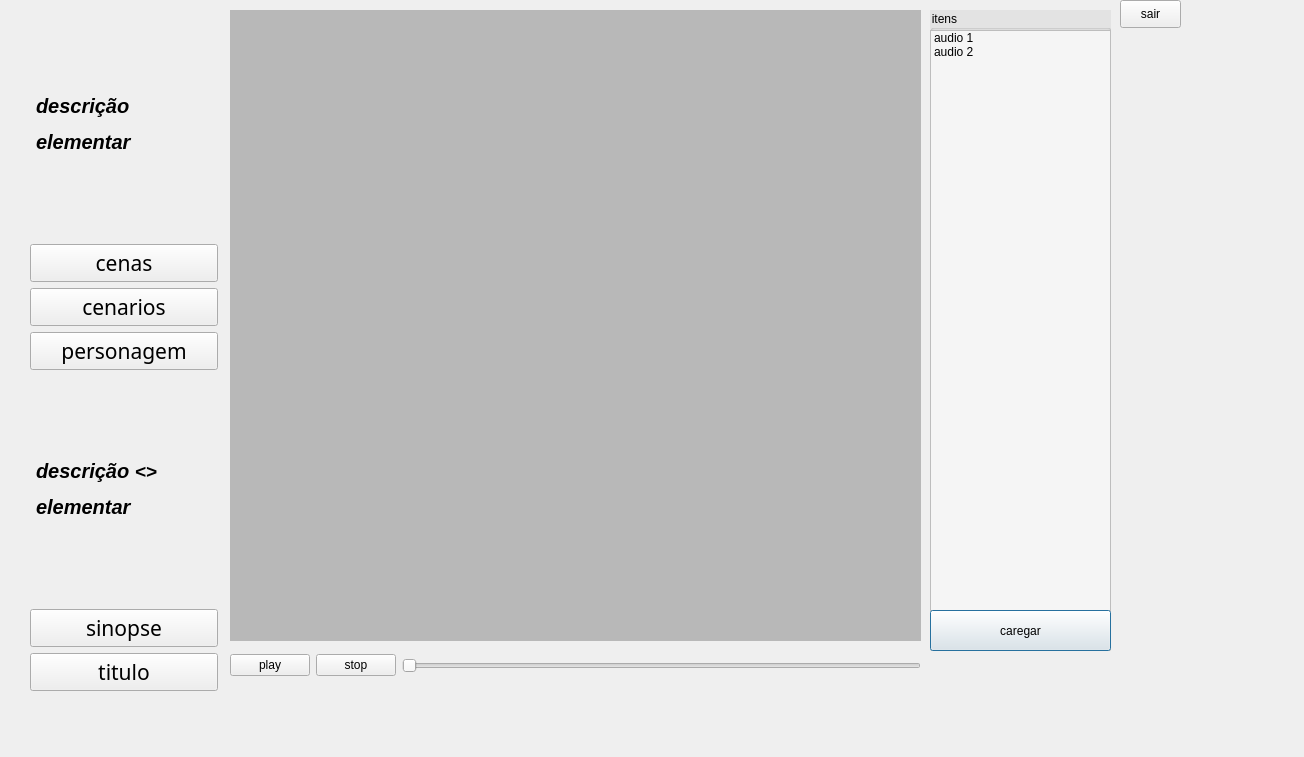
This is src/form/janela1.ui in lucasrm148/audiodescricao as Qt 5 draws it before an edit. The edited form follows.
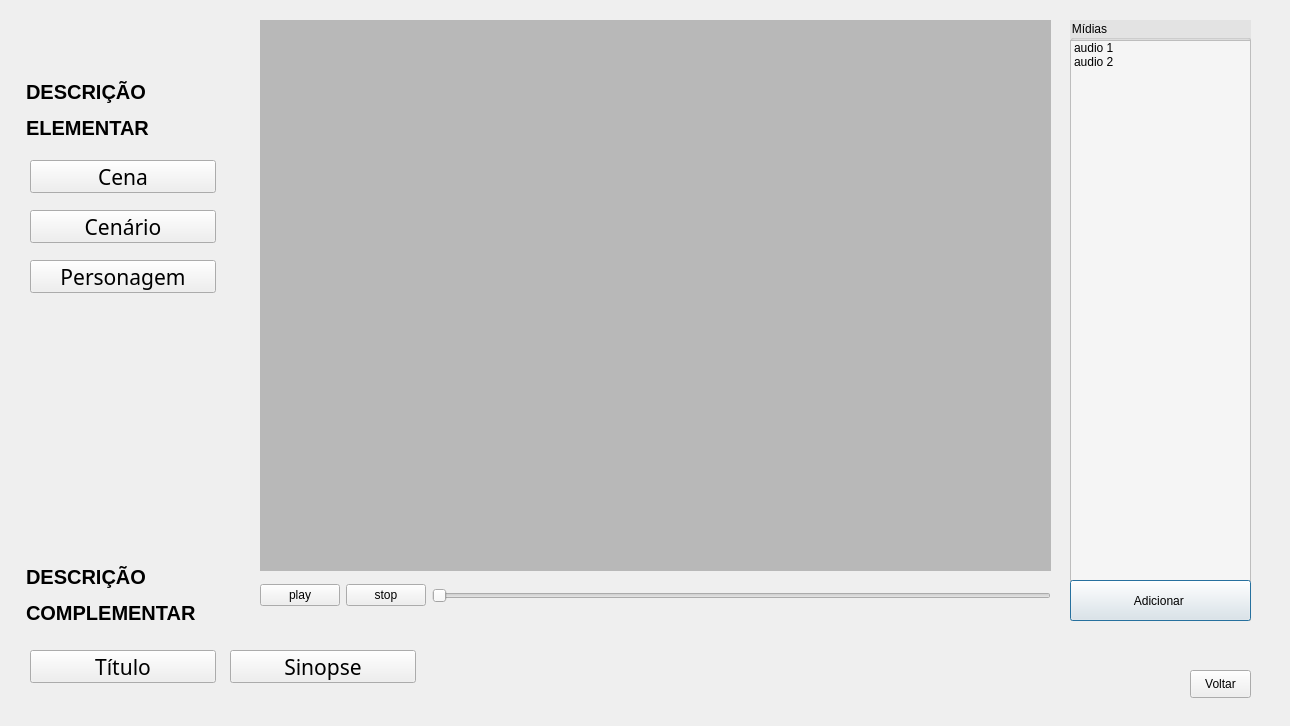
This is the edited form.

Commit message: Arrumando interfaces

What changed in the file:
```diff
--- a/src/form/janela1.ui
+++ b/src/form/janela1.ui
@@ -6,8 +6,8 @@
    <rect>
     <x>0</x>
     <y>0</y>
-    <width>1304</width>
-    <height>757</height>
+    <width>1290</width>
+    <height>726</height>
    </rect>
   </property>
   <property name="windowTitle">
@@ -16,10 +16,10 @@
   <widget class="QGroupBox" name="groupBox">
    <property name="geometry">
     <rect>
-     <x>930</x>
-     <y>10</y>
+     <x>1070</x>
+     <y>20</y>
      <width>181</width>
-     <height>641</height>
+     <height>601</height>
     </rect>
    </property>
    <property name="styleSheet">
@@ -28,7 +28,7 @@
 }</string>
    </property>
    <property name="title">
-    <string>itens</string>
+    <string>Mídias</string>
    </property>
    <widget class="QListWidget" name="listWidget_4">
     <property name="geometry">
@@ -36,7 +36,7 @@
       <x>0</x>
       <y>20</y>
       <width>181</width>
-      <height>581</height>
+      <height>541</height>
      </rect>
     </property>
     <property name="styleSheet">
@@ -61,23 +61,23 @@
     <property name="geometry">
      <rect>
       <x>0</x>
-      <y>600</y>
+      <y>560</y>
       <width>181</width>
       <height>41</height>
      </rect>
     </property>
     <property name="text">
-     <string>caregar</string>
+     <string>Adicionar </string>
     </property>
    </widget>
   </widget>
   <widget class="QWidget" name="tela" native="true">
    <property name="geometry">
     <rect>
-     <x>230</x>
-     <y>10</y>
-     <width>691</width>
-     <height>631</height>
+     <x>260</x>
+     <y>20</y>
+     <width>791</width>
+     <height>551</height>
     </rect>
    </property>
    <property name="baseSize">
@@ -104,162 +104,22 @@
   <widget class="QPushButton" name="sair">
    <property name="geometry">
     <rect>
-     <x>1120</x>
-     <y>0</y>
+     <x>1190</x>
+     <y>670</y>
      <width>61</width>
      <height>28</height>
     </rect>
    </property>
    <property name="text">
-    <string>sair</string>
+    <string>Voltar</string>
    </property>
   </widget>
-  <widget class="QWidget" name="verticalLayoutWidget_2">
-   <property name="geometry">
-    <rect>
-     <x>30</x>
-     <y>10</y>
-     <width>188</width>
-     <height>681</height>
-    </rect>
-   </property>
-   <layout class="QVBoxLayout" name="verticalLayout_2">
-    <item>
-     <widget class="QLabel" name="label">
-      <property name="enabled">
-       <bool>true</bool>
-      </property>
-      <property name="baseSize">
-       <size>
-        <width>0</width>
-        <height>0</height>
-       </size>
-      </property>
-      <property name="font">
-       <font>
-        <pointsize>15</pointsize>
-        <weight>75</weight>
-        <bold>true</bold>
-       </font>
-      </property>
-      <property name="text">
-       <string>&lt;html&gt;&lt;head/&gt;&lt;body&gt;&lt;p&gt;&lt;span style=&quot; font-style:italic;&quot;&gt;descrição &lt;/span&gt;&lt;/p&gt;&lt;p&gt;&lt;span style=&quot; font-style:italic;&quot;&gt;elementar &lt;/span&gt;&lt;/p&gt;&lt;/body&gt;&lt;/html&gt;</string>
-      </property>
-      <property name="margin">
-       <number>8</number>
-      </property>
-      <property name="indent">
-       <number>6</number>
-      </property>
-     </widget>
-    </item>
-    <item>
-     <widget class="QPushButton" name="cenas">
-      <property name="font">
-       <font>
-        <family>Candara</family>
-        <pointsize>16</pointsize>
-       </font>
-      </property>
-      <property name="styleSheet">
-       <string notr="true"/>
-      </property>
-      <property name="text">
-       <string>cenas</string>
-      </property>
-     </widget>
-    </item>
-    <item>
-     <widget class="QPushButton" name="cenarios">
-      <property name="font">
-       <font>
-        <family>Candara</family>
-        <pointsize>16</pointsize>
-       </font>
-      </property>
-      <property name="text">
-       <string>cenarios</string>
-      </property>
-     </widget>
-    </item>
-    <item>
-     <widget class="QPushButton" name="personagem">
-      <property name="font">
-       <font>
-        <family>Candara</family>
-        <pointsize>16</pointsize>
-       </font>
-      </property>
-      <property name="text">
-       <string>personagem</string>
-      </property>
-     </widget>
-    </item>
-    <item>
-     <widget class="QLabel" name="label_2">
-      <property name="enabled">
-       <bool>true</bool>
-      </property>
-      <property name="baseSize">
-       <size>
-        <width>0</width>
-        <height>0</height>
-       </size>
-      </property>
-      <property name="font">
-       <font>
-        <pointsize>15</pointsize>
-        <weight>75</weight>
-        <bold>true</bold>
-       </font>
-      </property>
-      <property name="text">
-       <string>&lt;html&gt;&lt;head/&gt;&lt;body&gt;&lt;p&gt;&lt;span style=&quot; font-weight:600; font-style:italic;&quot;&gt;descrição &lt;/span&gt;&lt;span style=&quot; font-size:14pt; font-weight:600; font-style:italic;&quot;&gt;&amp;lt;&amp;gt;&lt;/span&gt;&lt;/p&gt;&lt;p&gt;&lt;span style=&quot; font-weight:600; font-style:italic;&quot;&gt;elementar &lt;/span&gt;&lt;/p&gt;&lt;/body&gt;&lt;/html&gt;</string>
-      </property>
-      <property name="margin">
-       <number>8</number>
-      </property>
-      <property name="indent">
-       <number>6</number>
-      </property>
-     </widget>
-    </item>
-    <item>
-     <widget class="QPushButton" name="sinopse">
-      <property name="font">
-       <font>
-        <family>Candara</family>
-        <pointsize>16</pointsize>
-       </font>
-      </property>
-      <property name="text">
-       <string>sinopse</string>
-      </property>
-     </widget>
-    </item>
-    <item>
-     <widget class="QPushButton" name="titulo">
-      <property name="font">
-       <font>
-        <family>Candara</family>
-        <pointsize>16</pointsize>
-        <weight>50</weight>
-        <bold>false</bold>
-       </font>
-      </property>
-      <property name="text">
-       <string>titulo</string>
-      </property>
-     </widget>
-    </item>
-   </layout>
-  </widget>
   <widget class="QWidget" name="horizontalLayoutWidget">
    <property name="geometry">
     <rect>
-     <x>230</x>
-     <y>640</y>
-     <width>691</width>
+     <x>260</x>
+     <y>570</y>
+     <width>791</width>
      <height>51</height>
     </rect>
    </property>
@@ -290,6 +150,176 @@
     </item>
    </layout>
   </widget>
+  <widget class="QLabel" name="label">
+   <property name="enabled">
+    <bool>true</bool>
+   </property>
+   <property name="geometry">
+    <rect>
+     <x>20</x>
+     <y>70</y>
+     <width>186</width>
+     <height>81</height>
+    </rect>
+   </property>
+   <property name="baseSize">
+    <size>
+     <width>0</width>
+     <height>0</height>
+    </size>
+   </property>
+   <property name="font">
+    <font>
+     <pointsize>15</pointsize>
+     <weight>75</weight>
+     <bold>true</bold>
+    </font>
+   </property>
+   <property name="text">
+    <string>&lt;html&gt;&lt;head/&gt;&lt;body&gt;&lt;p&gt;DESCRIÇÃO &lt;/p&gt;&lt;p&gt;ELEMENTAR&lt;/p&gt;&lt;/body&gt;&lt;/html&gt;</string>
+   </property>
+   <property name="margin">
+    <number>8</number>
+   </property>
+   <property name="indent">
+    <number>6</number>
+   </property>
+  </widget>
+  <widget class="QPushButton" name="cenas">
+   <property name="geometry">
+    <rect>
+     <x>30</x>
+     <y>160</y>
+     <width>186</width>
+     <height>33</height>
+    </rect>
+   </property>
+   <property name="font">
+    <font>
+     <family>Candara</family>
+     <pointsize>16</pointsize>
+    </font>
+   </property>
+   <property name="styleSheet">
+    <string notr="true"/>
+   </property>
+   <property name="text">
+    <string>Cena</string>
+   </property>
+  </widget>
+  <widget class="QPushButton" name="cenarios">
+   <property name="geometry">
+    <rect>
+     <x>30</x>
+     <y>210</y>
+     <width>186</width>
+     <height>33</height>
+    </rect>
+   </property>
+   <property name="font">
+    <font>
+     <family>Candara</family>
+     <pointsize>16</pointsize>
+    </font>
+   </property>
+   <property name="text">
+    <string>Cenário</string>
+   </property>
+  </widget>
+  <widget class="QPushButton" name="personagem">
+   <property name="geometry">
+    <rect>
+     <x>30</x>
+     <y>260</y>
+     <width>186</width>
+     <height>33</height>
+    </rect>
+   </property>
+   <property name="font">
+    <font>
+     <family>Candara</family>
+     <pointsize>16</pointsize>
+    </font>
+   </property>
+   <property name="text">
+    <string>Personagem</string>
+   </property>
+  </widget>
+  <widget class="QPushButton" name="sinopse">
+   <property name="geometry">
+    <rect>
+     <x>230</x>
+     <y>650</y>
+     <width>186</width>
+     <height>33</height>
+    </rect>
+   </property>
+   <property name="font">
+    <font>
+     <family>Candara</family>
+     <pointsize>16</pointsize>
+    </font>
+   </property>
+   <property name="text">
+    <string>Sinopse</string>
+   </property>
+  </widget>
+  <widget class="QPushButton" name="titulo">
+   <property name="geometry">
+    <rect>
+     <x>30</x>
+     <y>650</y>
+     <width>186</width>
+     <height>33</height>
+    </rect>
+   </property>
+   <property name="font">
+    <font>
+     <family>Candara</family>
+     <pointsize>16</pointsize>
+     <weight>50</weight>
+     <bold>false</bold>
+    </font>
+   </property>
+   <property name="text">
+    <string>Título</string>
+   </property>
+  </widget>
+  <widget class="QLabel" name="label_2">
+   <property name="enabled">
+    <bool>true</bool>
+   </property>
+   <property name="geometry">
+    <rect>
+     <x>20</x>
+     <y>540</y>
+     <width>191</width>
+     <height>111</height>
+    </rect>
+   </property>
+   <property name="baseSize">
+    <size>
+     <width>0</width>
+     <height>0</height>
+    </size>
+   </property>
+   <property name="font">
+    <font>
+     <pointsize>15</pointsize>
+     <weight>75</weight>
+     <bold>true</bold>
+    </font>
+   </property>
+   <property name="text">
+    <string>&lt;html&gt;&lt;head/&gt;&lt;body&gt;&lt;p&gt;DESCRIÇÃO&lt;/p&gt;&lt;p&gt;COMPLEMENTAR &lt;/p&gt;&lt;/body&gt;&lt;/html&gt;</string>
+   </property>
+   <property name="margin">
+    <number>8</number>
+   </property>
+   <property name="indent">
+    <number>6</number>
+   </property>
+  </widget>
   <zorder>tela</zorder>
   <zorder>groupBox</zorder>
   <zorder>sair</zorder>
```
Left out of the diff: 13 changed lines with no effect on the pictures. The commit also changes 6 other files.
